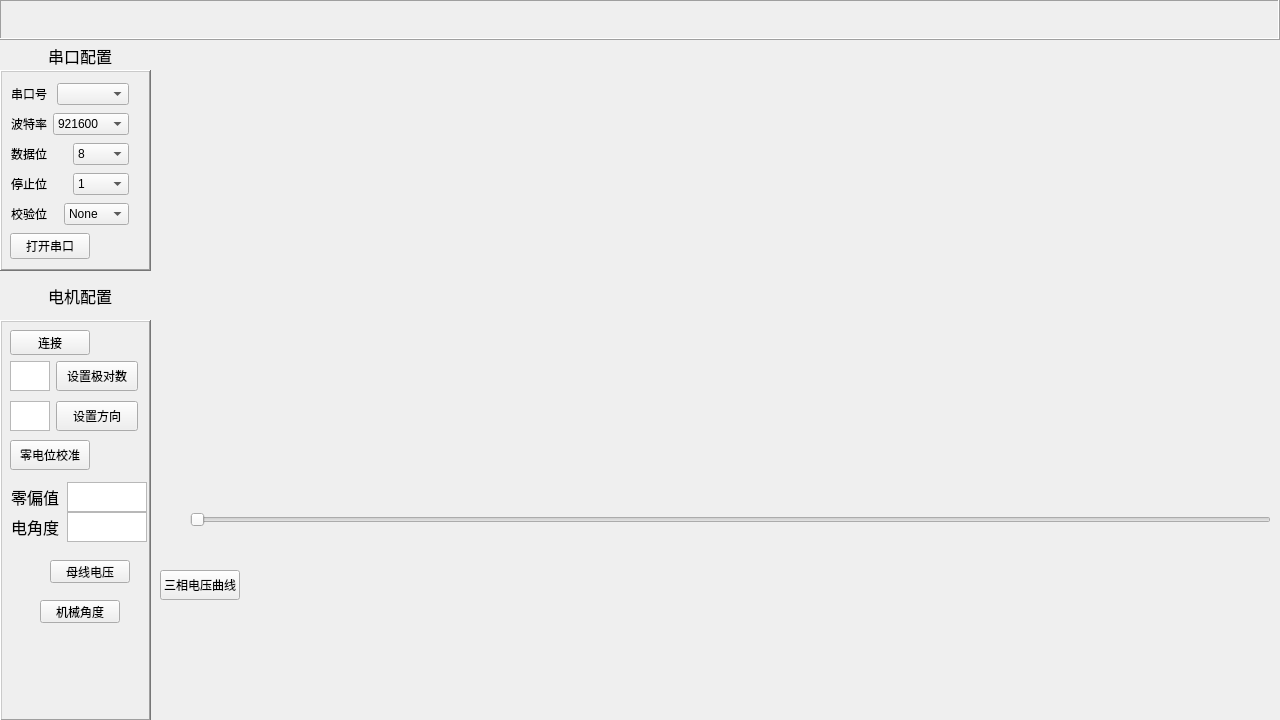
Old version of the form widget.ui in the repository lhzloveyyj/LiJointMaster.
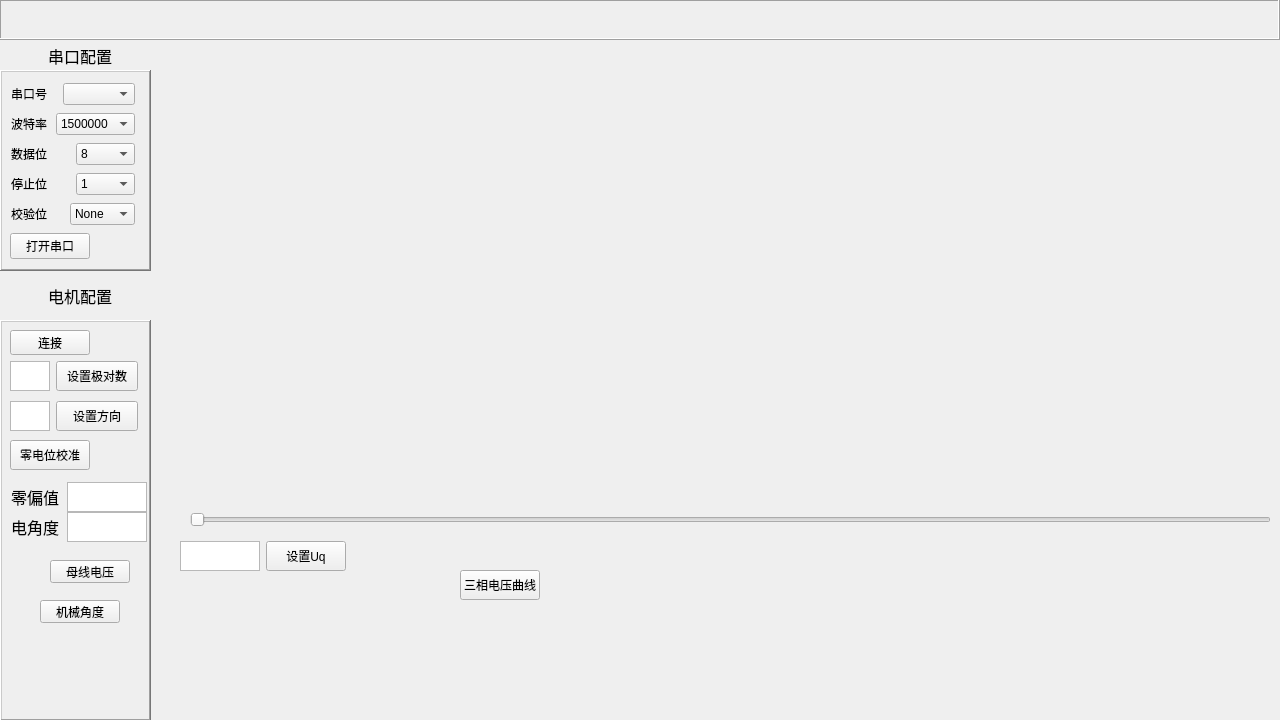
New version of the form. Icons and pictures are not drawn. Custom widgets are drawn as their Qt base class.

The edit to the form file:
```diff
--- a/widget.ui
+++ b/widget.ui
@@ -33,7 +33,7 @@
      <rect>
       <x>11</x>
       <y>11</y>
-      <width>118</width>
+      <width>124</width>
       <height>151</height>
      </rect>
     </property>
@@ -64,10 +64,10 @@
        <item>
         <widget class="QComboBox" name="BuadRate_ComboBox">
          <property name="currentText">
-          <string>921600</string>
+          <string>1500000</string>
          </property>
          <property name="currentIndex">
-          <number>4</number>
+          <number>5</number>
          </property>
          <item>
           <property name="text">
@@ -359,7 +359,7 @@
   <widget class="QPushButton" name="Uabc_bt">
    <property name="geometry">
     <rect>
-     <x>160</x>
+     <x>460</x>
      <y>570</y>
      <width>80</width>
      <height>30</height>
@@ -657,6 +657,41 @@
     <enum>Qt::Orientation::Horizontal</enum>
    </property>
   </widget>
+  <widget class="QWidget" name="">
+   <property name="geometry">
+    <rect>
+     <x>180</x>
+     <y>540</y>
+     <width>168</width>
+     <height>32</height>
+    </rect>
+   </property>
+   <layout class="QHBoxLayout" name="horizontalLayout_14">
+    <item>
+     <widget class="QTextEdit" name="setUq_te">
+      <property name="maximumSize">
+       <size>
+        <width>80</width>
+        <height>30</height>
+       </size>
+      </property>
+     </widget>
+    </item>
+    <item>
+     <widget class="QPushButton" name="setUq_bt">
+      <property name="maximumSize">
+       <size>
+        <width>80</width>
+        <height>30</height>
+       </size>
+      </property>
+      <property name="text">
+       <string>设置Uq</string>
+      </property>
+     </widget>
+    </item>
+   </layout>
+  </widget>
  </widget>
  <customwidgets>
   <customwidget>
```
